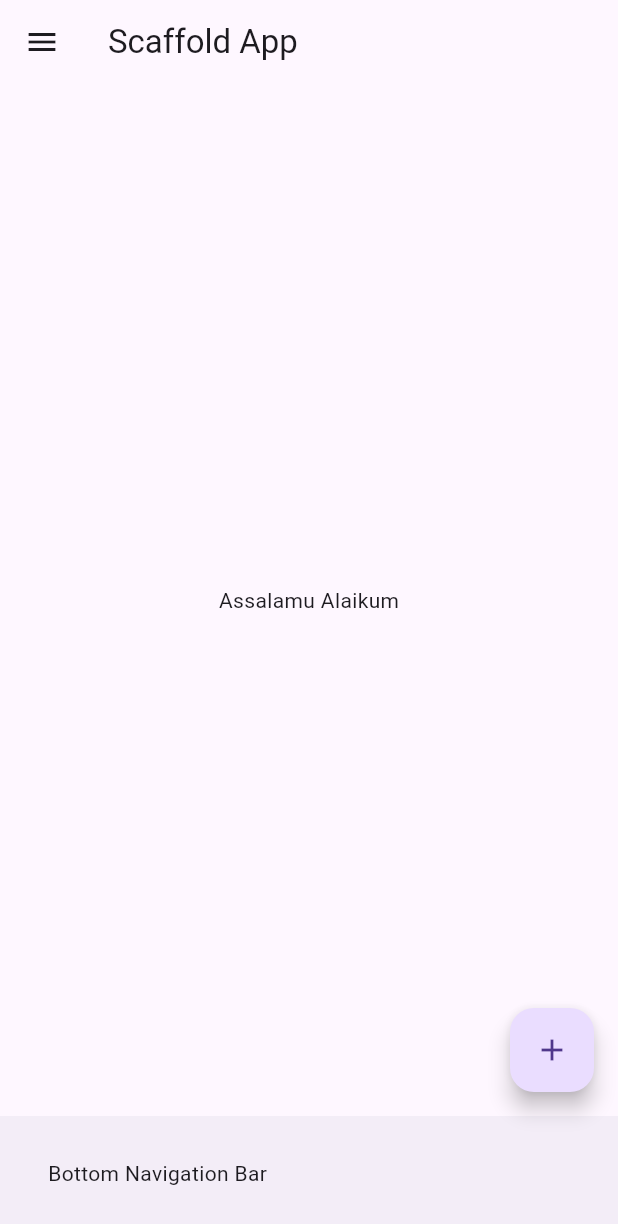
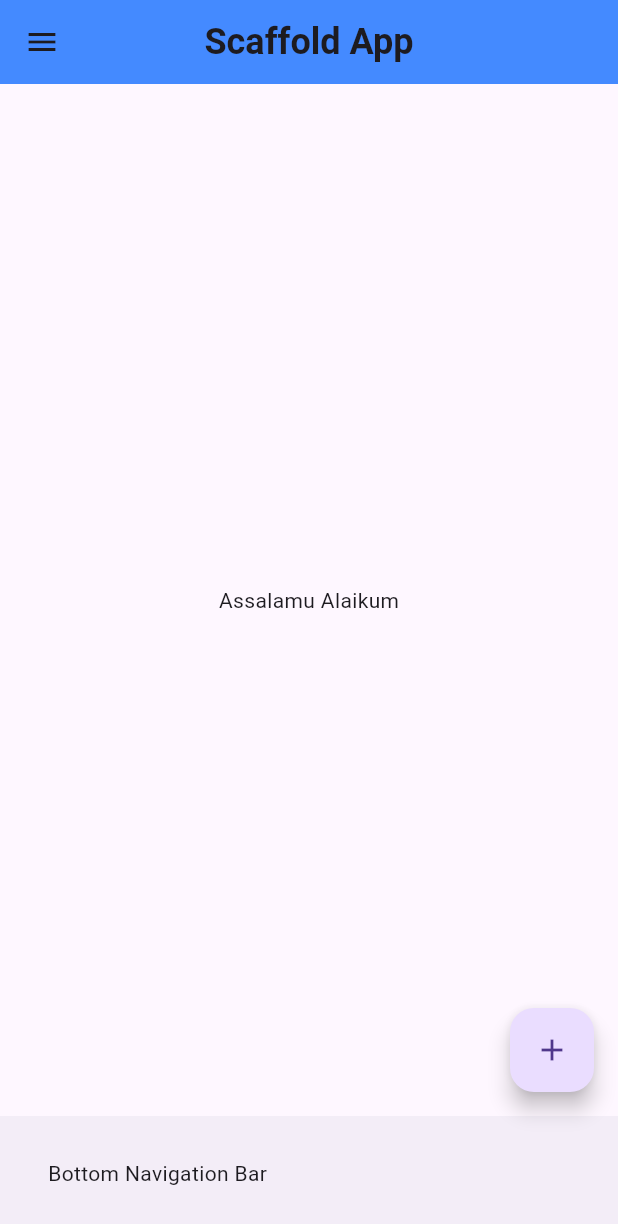
Before and after one commit to iqbal-hossain-01/flutter_practices, a Flutter app: the screen it shows after launch, on a phone screen of 412 x 824 dp. Shown: the top 1224 px of the screen. Run offline on Flutter 3.47's test engine with Material 3 defaults, Android fonts, the phone set to English and light mode, and no system bars.

Commit message:
Standard Centerd AppBar

```diff
--- a/lib/pages/home_screen.dart
+++ b/lib/pages/home_screen.dart
@@ -8,7 +8,15 @@ class HomeScreen extends StatelessWidget {
     return Scaffold(
       // <---- APP BAR ---->
       appBar: AppBar(
-        title: const Text("Scaffold App"),
+        title: const Text(
+          "Scaffold App",
+          style: TextStyle(
+            fontWeight: FontWeight.bold,
+            fontSize: 24,
+          ),
+        ),
+        centerTitle: true,
+        backgroundColor: Colors.blueAccent,
       ),
 
       // <---- DRAWER ---->
```
